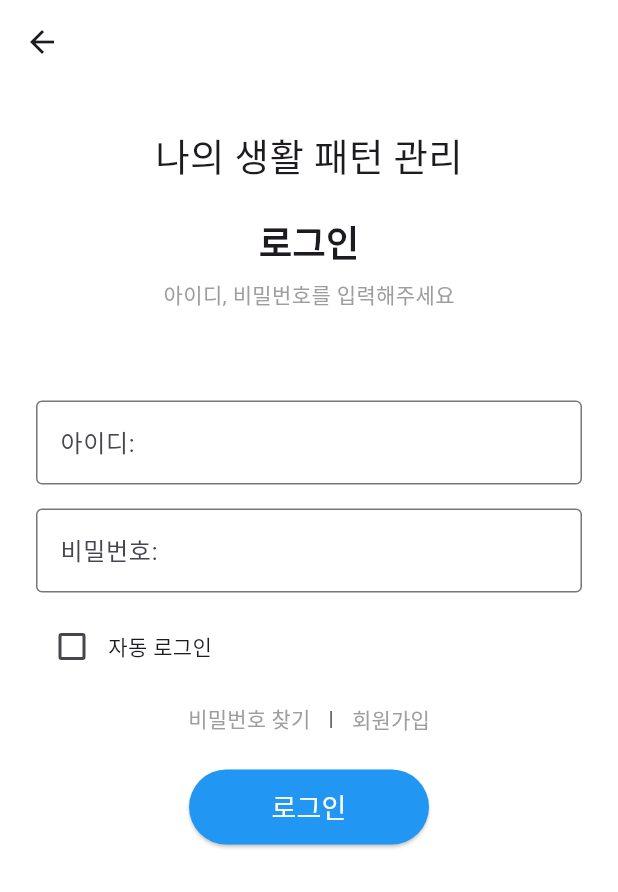
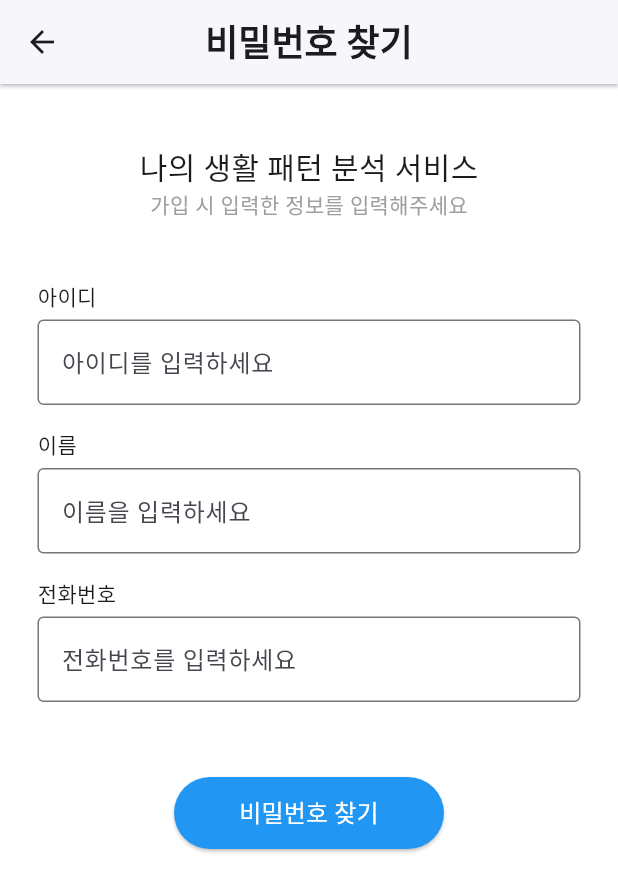
Before and after one commit to 2024-2-CECD2-Hyeyoom/smart-elderly-care-frontend, a Flutter app: the LoginScreen screen opened directly, after a tap on "비밀번호 찾기", on a phone screen of 412 x 824 dp. Shown: the top 892 px of the screen. Run offline on Flutter 3.47's test engine with Material 3 defaults, Android fonts, the phone set to English and light mode, and no system bars.

Commit message:
feat: 비밀번호 찾기 화면 구현

```diff
--- a/lib/main.dart
+++ b/lib/main.dart
@@ -1,4 +1,5 @@
 import 'package:flutter/material.dart';
+import 'package:frontend/screens/login_screens/find_password_screen.dart';
 import 'package:frontend/screens/login_screens/login_screen.dart';
 import 'package:frontend/screens/login_screens/signUp_screen.dart';
 import 'package:frontend/screens/start_screen.dart';
--- /dev/null
+++ b/lib/screens/login_screens/find_password_screen.dart
@@ -0,0 +1,123 @@
+import 'package:flutter/material.dart';
+import 'package:frontend/screens/login_screens/login_screen.dart';
+
+class FindPasswordScreen extends StatefulWidget {
+  final LoginType loginType;
+  const FindPasswordScreen({super.key, required this.loginType});
+
+  @override
+  State<FindPasswordScreen> createState() => _FindPasswordScreenState();
+}
+
+class _FindPasswordScreenState extends State<FindPasswordScreen> {
+  final TextEditingController idController = TextEditingController();
+  final TextEditingController nameController = TextEditingController();
+  final TextEditingController phoneController = TextEditingController();
+
+  @override
+  Widget build(BuildContext context) {
+    return Scaffold(
+      backgroundColor: Colors.white,
+      appBar: AppBar(
+        backgroundColor: Colors.white,
+        shadowColor: Colors.black,
+        elevation: 1,
+        centerTitle: true,
+        title: const Text(
+          '비밀번호 찾기',
+          style: TextStyle(fontSize: 24, fontWeight: FontWeight.w700),
+        ),
+      ),
+      body: GestureDetector(
+        onTap: () => FocusScope.of(context).unfocus(), // 키보드 닫기
+        child: SafeArea(
+          child: SingleChildScrollView(
+            padding: const EdgeInsets.symmetric(vertical: 20, horizontal: 25),
+            child: Column(
+              crossAxisAlignment: CrossAxisAlignment.start,
+              children: [
+                Center(
+                  child: Column(
+                    children: [
+                      const SizedBox(height: 20),
+                      Text(
+                        widget.loginType == LoginType.user
+                            ? '나의 생활 패턴 분석 서비스'
+                            : '모니터링 케어 서비스',
+                        style: const TextStyle(
+                            fontSize: 20, fontWeight: FontWeight.w400),
+                      ),
+                      const Text('가입 시 입력한 정보를 입력해주세요',
+                          style: TextStyle(color: Colors.grey)),
+                    ],
+                  ),
+                ),
+                const SizedBox(height: 40),
+
+                // 아이디 입력
+                const Text('아이디'),
+                const SizedBox(height: 6),
+                TextField(
+                  controller: idController,
+                  decoration: const InputDecoration(
+                    hintText: '아이디를 입력하세요',
+                    border: OutlineInputBorder(),
+                  ),
+                ),
+
+                const SizedBox(height: 16),
+
+                // 이름 입력
+                const Text('이름'),
+                const SizedBox(height: 6),
+                TextField(
+                  controller: nameController,
+                  decoration: const InputDecoration(
+                    hintText: '이름을 입력하세요',
+                    border: OutlineInputBorder(),
+                  ),
+                ),
+
+                const SizedBox(height: 16),
+
+                // 전화번호 입력
+                const Text('전화번호'),
+                const SizedBox(height: 6),
+                TextField(
+                  controller: phoneController,
+                  keyboardType: TextInputType.phone,
+                  decoration: const InputDecoration(
+                    hintText: '전화번호를 입력하세요',
+                    border: OutlineInputBorder(),
+                  ),
+                ),
+
+                const SizedBox(height: 50),
+
+                // 비밀번호 찾기 버튼
+                Center(
+                  child: ElevatedButton(
+                    style: ElevatedButton.styleFrom(
+                      minimumSize: const Size(180, 48),
+                      backgroundColor: Colors.blue,
+                    ),
+                    onPressed: () {
+                      // 🔐 비밀번호 찾기 로직 (서버 요청 등)
+                      /*ScaffoldMessenger.of(context).showSnackBar(
+                        const SnackBar(content: Text('비밀번호 찾기 요청 전송됨')),
+                      );*/
+                    },
+                    child: const Text(
+                      '비밀번호 찾기',
+                      style: TextStyle(fontSize: 16, color: Colors.white),
+                    ),
+                  ),
+                ),
+              ],
+            ),
+          ),
+        ),
+      ),
+    );
+  }
+}
--- a/lib/screens/login_screens/login_screen.dart
+++ b/lib/screens/login_screens/login_screen.dart
@@ -1,5 +1,6 @@
 import 'package:flutter/material.dart';
 import 'package:frontend/screens/login_screens/signUp_screen.dart';
+import 'package:frontend/screens/login_screens/find_password_screen.dart';
 
 enum LoginType { user, admin }
 
@@ -33,7 +34,9 @@ class LoginScreen extends StatelessWidget {
                 children: [
                   const SizedBox(height: 30),
                   Text(
-                    loginType == LoginType.user ? '나의 생활 패턴 관리' : '모니터링 케어 서비스',
+                    loginType == LoginType.user
+                        ? '나의 생활 패턴 분석 서비스'
+                        : '모니터링 케어 서비스',
                     style: const TextStyle(
                         fontSize: 25, fontWeight: FontWeight.w400),
                   ),
@@ -87,7 +90,26 @@ class LoginScreen extends StatelessWidget {
                     mainAxisAlignment: MainAxisAlignment.center,
                     children: [
                       TextButton(
-                        onPressed: () {},
+                        onPressed: () {
+                          if (loginType == LoginType.user) {
+                            Navigator.push(
+                              context,
+                              MaterialPageRoute(
+                                builder: (context) => const FindPasswordScreen(
+                                    loginType: LoginType.user),
+                              ),
+                            );
+                          } else {
+                            Navigator.push(
+                              context,
+                              MaterialPageRoute(
+                                  builder: (context) =>
+                                      const FindPasswordScreen(
+                                        loginType: LoginType.admin,
+                                      )),
+                            );
+                          }
+                        },
                         child: const Text(
                           '비밀번호 찾기',
                           style: TextStyle(color: Colors.grey),
@@ -105,7 +127,6 @@ class LoginScreen extends StatelessWidget {
                               ),
                             );
                           } else {
-                            // 모니터링 케어 서비스 회원가입 페이지 아직
                             Navigator.push(
                               context,
                               MaterialPageRoute(
--- a/lib/screens/login_screens/signUp_screen.dart
+++ b/lib/screens/login_screens/signUp_screen.dart
@@ -242,7 +242,7 @@ class _SignUpScreenState extends State<SignupScreen> {
 
                 const SizedBox(height: 12),
 
-                // 유 / 예 일 때만 기관 찾기 표시
+                // 등록 / 예 일 때만 기관 찾기 표시
                 if (welfareCenter == '등록' || welfareCenter == '예') ...[
                   Row(
                     children: [
--- a/lib/screens/start_screen.dart
+++ b/lib/screens/start_screen.dart
@@ -21,7 +21,7 @@ class StartScreen extends StatelessWidget {
                 height: 50,
               ),
               ChooseUserType(
-                text: '나의 생활 패턴 보기',
+                text: '나의 생활 패턴 분석 보기',
                 icon: Icons.bar_chart_outlined,
                 onTap: () {
                   Navigator.push(
@@ -34,10 +34,8 @@ class StartScreen extends StatelessWidget {
                 },
               ),
               const SizedBox(height: 30),
-
-              // 🔹 관리자 로그인
               ChooseUserType(
-                text: '모니터링 서비스 이용하기',
+                text: '모니터링 케어 서비스 이용',
                 icon: Icons.admin_panel_settings_rounded,
                 onTap: () {
                   Navigator.push(
@@ -58,7 +56,7 @@ class StartScreen extends StatelessWidget {
   }
 }
 
-//사용자 선택 버튼 위젯
+//서비스 유형 버튼 위젯
 class ChooseUserType extends StatelessWidget {
   final String text;
   final IconData icon;
```
Also changed, not shown: 4 other files.
